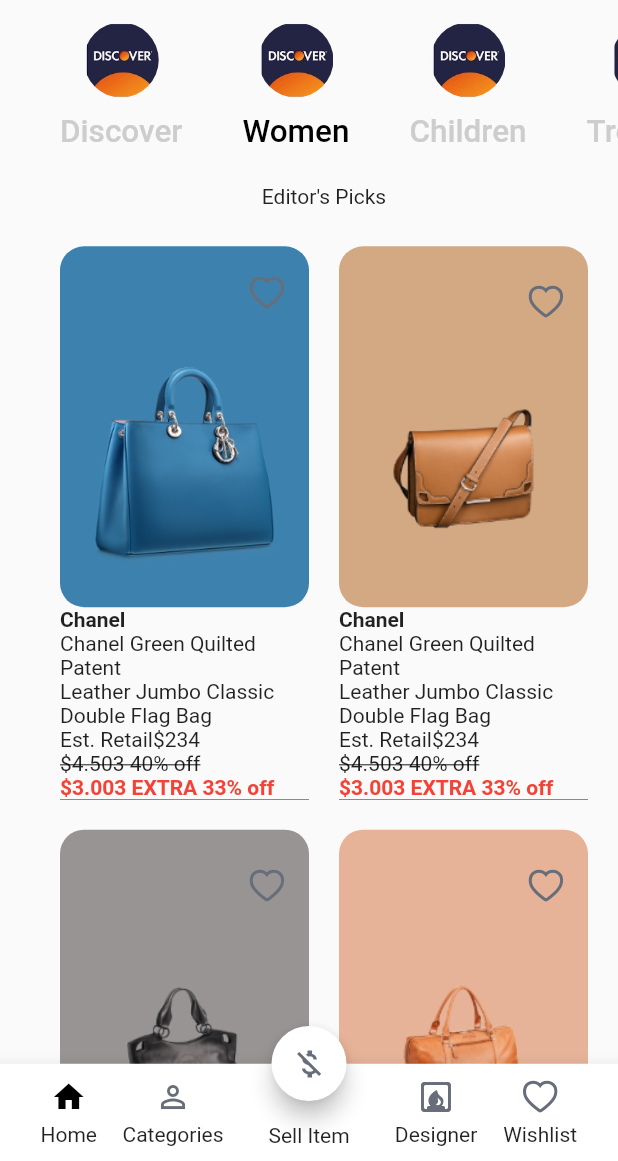
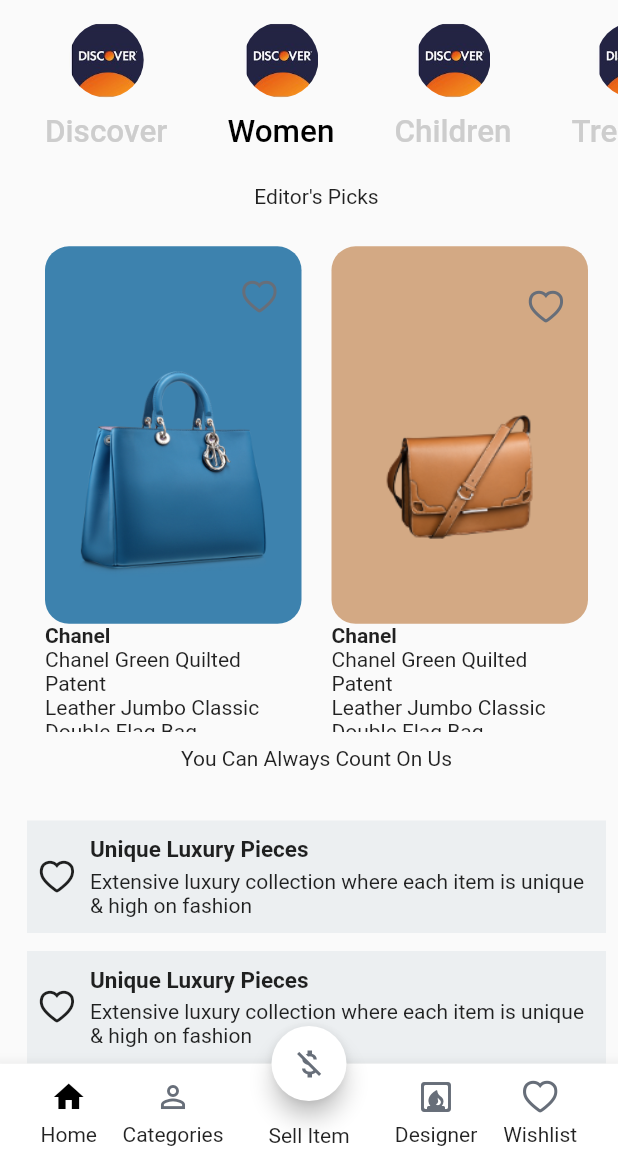
Before and after one commit to phatnguyen1006/Joolux_App__v1, a Flutter app: the screen it shows after launch, tab 2 chosen, on a phone screen of 412 x 824 dp, the part 75-1236 px from its top. Run offline on Flutter 3.47's test engine with Material 2 defaults, Android fonts, the phone set to English and light mode, and no system bars; Roboto replaces fonts that are missing (Playfair Display, Varela).

Commit message:
Khue-latest code

```diff
--- a/lib/UI/HomePage/home_page.dart
+++ b/lib/UI/HomePage/home_page.dart
@@ -18,7 +18,7 @@ class _MyHomePageState extends State<MyHomePage>
       body: Container(
           // decoration: BoxDecoration(color: Colors.black),
           child: ListView(
-            padding: EdgeInsets.only(left: 20.0),
+            padding: EdgeInsets.only(left: 10.0, right: 0.0),
             children: <Widget>[
             HomePageWidgets(),
           ],
@@ -29,3 +29,12 @@ class _MyHomePageState extends State<MyHomePage>
     );
   }
 }
+
+// body: Container(
+// // decoration: BoxDecoration(color: Colors.black),
+// child: ListView(
+// padding: EdgeInsets.only(left: 10.0, right: 0.0),
+// children: <Widget>[
+// HomePageWidgets(),
+// ],
+// )),
--- a/lib/widgets/Home/cookie_detail.dart
+++ b/lib/widgets/Home/components/cookie_detail.dart
@@ -1,5 +1,5 @@
 import 'package:flutter/material.dart';
-import '../Layout/bottom_bar.dart';
+import '../../Layout/bottom_bar.dart';
 
 class CookieDetail extends StatelessWidget {
   final assetPath, cookieprice, cookiename;
--- /dev/null
+++ b/lib/widgets/Home/components/item_card.dart
@@ -0,0 +1,88 @@
+import 'package:flutter/material.dart';
+import 'package:joolux_demo/models/icons/icons.dart';
+import 'package:joolux_demo/models/products/products.dart';
+
+import '../../../constants.dart';
+
+class ItemCard extends StatelessWidget {
+  final Product product;
+  final Function press;
+  const ItemCard({
+    Key? key,
+    required this.product,
+    required this.press
+  }) : super(key: key);
+
+  @override
+  Widget build(BuildContext context) {
+    Size size = MediaQuery.of(context).size;
+    return GestureDetector(
+      onTap: () => press(),
+      child: Column(
+        crossAxisAlignment: CrossAxisAlignment.start,
+        children: [
+          Expanded(
+            child: Container(
+              //padding: const EdgeInsets.all(DefaultPadding),
+              decoration: BoxDecoration(
+                color: product.color,
+                borderRadius: BorderRadius.circular(16),
+              ),
+              child: Column(
+                mainAxisAlignment: MainAxisAlignment.center,
+                crossAxisAlignment: CrossAxisAlignment.center,
+                children: [
+                  Padding(
+                    padding:const EdgeInsets.all(DefaultPadding/5),
+                    child: Row(
+                      mainAxisAlignment: MainAxisAlignment.end,
+                      children: [
+                        IconButton(
+                          icon: Icon(MyIcon.heart),
+                          color: Color(0xFF676E79),
+                          onPressed: () {
+                            print("Clicked");
+                          },
+                        ),
+                      ],
+                    ),
+                  ),
+                  Padding(
+                    padding: const EdgeInsets.all(DefaultPadding),
+                    child: Image.asset(product.image),
+                  ),
+                ],
+              ),
+            ),
+          ),
+          const Text(
+            "Chanel",
+            textAlign: TextAlign.left,
+            style: TextStyle(
+                fontWeight: FontWeight.bold
+            ),
+          ),
+          const Text("Chanel Green Quilted Patent\nLeather Jumbo Classic Double Flag Bag"),
+          Text("Est. Retail\$${product.price}"),
+          const Text(
+            "\$4.503 40% off",
+            style: TextStyle(
+                decoration: TextDecoration.lineThrough
+            ),
+          ),
+          const Text(
+            "\$3.003 EXTRA 33% off",
+            style: TextStyle(
+                fontWeight: FontWeight.bold,
+                color: Colors.red
+            ),
+          ),
+          Container(
+              width: size.width/2,
+              height: 0.3,
+              color:Colors.black),
+        ],
+      ),
+    );
+  }
+}
--- a/lib/widgets/Home/home_page_widgets.dart
+++ b/lib/widgets/Home/home_page_widgets.dart
@@ -1,9 +1,9 @@
 import 'package:flutter/material.dart';
-import 'package:joolux_demo/widgets/components/body.dart';
+import 'tabs_screen/discovery_body.dart';
 
 // Widgets
 import './home_tab_bar.dart';
-import './cookie_page.dart';
+import 'components/cookie_page.dart';
 
 class HomePageWidgets extends StatefulWidget {
   @override
--- /dev/null
+++ b/lib/widgets/Home/tabs_screen/discovery_body.dart
@@ -0,0 +1,241 @@
+import 'package:flutter/cupertino.dart';
+import "package:flutter/material.dart";
+import 'package:flutter/painting.dart';
+import "package:joolux_demo/constants.dart";
+import '../../../models/products/products.dart';
+
+import '../../../models/icons/icons.dart';
+import '../components/item_card.dart';
+import '../../details/details_screen.dart';
+
+class Body extends StatelessWidget {
+  const Body({Key? key}) : super(key: key);
+
+  @override
+  Widget build(BuildContext context) {
+    Size size = MediaQuery.of(context).size;
+    return Column(
+      crossAxisAlignment: CrossAxisAlignment.start,
+      children: [
+        Padding(
+          padding: const EdgeInsets.only(top: DefaultPadding / 2),
+          child: SizedBox(
+            width: size.width,
+            height: size.height * 0.05,
+            child: const Text(
+              "Editor's Picks",
+              textAlign: TextAlign.center,
+            ),
+          ),
+        ),
+        Expanded(
+          child: Padding(
+            padding: const EdgeInsets.symmetric(horizontal: DefaultPadding),
+            child: GridView.builder(
+                itemCount: products.length,
+                gridDelegate: SliverGridDelegateWithFixedCrossAxisCount(
+                  crossAxisCount: 2,
+                  mainAxisSpacing: DefaultPadding,
+                  crossAxisSpacing: DefaultPadding,
+                  childAspectRatio: 0.45,
+                ),
+                itemBuilder: (context, index) => ItemCard(
+                    product: products[index],
+                    press: () => Navigator.push(
+                        context,
+                        MaterialPageRoute(
+                          builder: (context) => DetailsScreen(),
+                        )))),
+          ),
+        ),
+        Padding(
+          padding: const EdgeInsets.only(top: DefaultPadding / 2),
+          child: SizedBox(
+            width: size.width,
+            height: size.height * 0.05,
+            child: const Text(
+              "You Can Always Count On Us",
+              textAlign: TextAlign.center,
+            ),
+          ),
+        ),
+        Column(
+          mainAxisAlignment: MainAxisAlignment.center,
+          crossAxisAlignment: CrossAxisAlignment.center,
+          children: [
+            Padding(
+              padding: EdgeInsets.only(left: 8, top: 8, right: 8, bottom: 4),
+              child: Container(
+                height: 75,
+                width: size.width,
+                color: Color(0xFFECEFF1),
+                child: Row(
+                  children: [
+                    Padding(
+                      padding: const EdgeInsets.only(left: 8.0),
+                      child: Icon(MyIcon.heart),
+                    ),
+                    Expanded(
+                      child: Padding(
+                        padding: const EdgeInsets.all(10.0),
+                        child: Column(
+                          mainAxisAlignment: MainAxisAlignment.center,
+                          crossAxisAlignment: CrossAxisAlignment.start,
+                          children: [
+                            const Text(
+                              "Unique Luxury Pieces",
+                              style: TextStyle(
+                                  fontWeight: FontWeight.bold, fontSize: 15),
+                            ),
+                            Padding(
+                              padding: const EdgeInsets.only(top: 4.0),
+                              child: const Text(
+                                "Extensive luxury collection where each item is unique & high on fashion",
+                              ),
+                            ),
+                          ],
+                        ),
+                      ),
+                    )
+                  ],
+                ),
+              ),
+            ),
+          ],
+        ),
+        Column(
+          mainAxisAlignment: MainAxisAlignment.center,
+          crossAxisAlignment: CrossAxisAlignment.center,
+          children: [
+            Padding(
+              padding: EdgeInsets.only(left: 8, top: 8, right: 8, bottom: 4),
+              child: Container(
+                height: 75,
+                width: size.width,
+                color: Color(0xFFECEFF1),
+                child: Row(
+                  children: [
+                    Padding(
+                      padding: const EdgeInsets.only(left: 8.0),
+                      child: Icon(MyIcon.heart),
+                    ),
+                    Expanded(
+                      child: Padding(
+                        padding: const EdgeInsets.all(10.0),
+                        child: Column(
+                          mainAxisAlignment: MainAxisAlignment.center,
+                          crossAxisAlignment: CrossAxisAlignment.start,
+                          children: [
+                            const Text(
+                              "Unique Luxury Pieces",
+                              style: TextStyle(
+                                  fontWeight: FontWeight.bold, fontSize: 15),
+                            ),
+                            Padding(
+                              padding: const EdgeInsets.only(top: 4.0),
+                              child: const Text(
+                                "Extensive luxury collection where each item is unique & high on fashion",
+                              ),
+                            ),
+                          ],
+                        ),
+                      ),
+                    )
+                  ],
+                ),
+              ),
+            ),
+          ],
+        ),
+        Column(
+          mainAxisAlignment: MainAxisAlignment.center,
+          crossAxisAlignment: CrossAxisAlignment.center,
+          children: [
+            Padding(
+              padding: EdgeInsets.only(left: 8, top: 8, right: 8, bottom: 4),
+              child: Container(
+                height: 75,
+                width: size.width,
+                color: Color(0xFFECEFF1),
+                child: Row(
+                  children: [
+                    Padding(
+                      padding: const EdgeInsets.only(left: 8.0),
+                      child: Icon(MyIcon.heart),
+                    ),
+                    Expanded(
+                      child: Padding(
+                        padding: const EdgeInsets.all(10.0),
+                        child: Column(
+                          mainAxisAlignment: MainAxisAlignment.center,
+                          crossAxisAlignment: CrossAxisAlignment.start,
+                          children: [
+                            const Text(
+                              "Unique Luxury Pieces",
+                              style: TextStyle(
+                                  fontWeight: FontWeight.bold, fontSize: 15),
+                            ),
+                            Padding(
+                              padding: const EdgeInsets.only(top: 4.0),
+                              child: const Text(
+                                "Extensive luxury collection where each item is unique & high on fashion",
+                              ),
+                            ),
+                          ],
+                        ),
+                      ),
+                    )
+                  ],
+                ),
+              ),
+            ),
+          ],
+        ),
+        Column(
+          mainAxisAlignment: MainAxisAlignment.center,
+          crossAxisAlignment: CrossAxisAlignment.center,
+          children: [
+            Padding(
+              padding: EdgeInsets.only(left: 8, top: 8, right: 8, bottom: 4),
+              child: Container(
+                height: 75,
+                width: size.width,
+                color: Color(0xFFECEFF1),
+                child: Row(
+                  children: [
+                    Padding(
+                      padding: const EdgeInsets.only(left: 8.0),
+                      child: Icon(MyIcon.heart),
+                    ),
+                    Expanded(
+                      child: Padding(
+                        padding: const EdgeInsets.all(10.0),
+                        child: Column(
+                          mainAxisAlignment: MainAxisAlignment.center,
+                          crossAxisAlignment: CrossAxisAlignment.start,
+                          children: [
+                            const Text(
+                              "Unique Luxury Pieces",
+                              style: TextStyle(
+                                  fontWeight: FontWeight.bold, fontSize: 15),
+                            ),
+                            Padding(
+                              padding: const EdgeInsets.only(top: 4.0),
+                              child: const Text(
+                                "Extensive luxury collection where each item is unique & high on fashion",
+                              ),
+                            ),
+                          ],
+                        ),
+                      ),
+                    )
+                  ],
+                ),
+              ),
+            ),
+          ],
+        ),
+      ],
+    );
+  }
+}
--- a/lib/widgets/components/body.dart
+++ /dev/null
@@ -1,47 +0,0 @@
-import 'package:flutter/cupertino.dart';
-import "package:flutter/material.dart";
-import 'package:flutter/painting.dart';
-import "package:joolux_demo/constants.dart";
-import "../../../models/products/products.dart";
-import "../../../models/icons/icons.dart";
-import 'item_card.dart';
-
-class Body extends StatelessWidget {
-  const Body({Key? key}) : super(key: key);
-
-  @override
-  Widget build(BuildContext context) {
-    Size size = MediaQuery.of(context).size;
-    return Column(
-      crossAxisAlignment: CrossAxisAlignment.start,
-      children: [
-        Padding(
-          padding: const EdgeInsets.only(top: DefaultPadding/2),
-          child: SizedBox(
-            width: size.width,
-            height: size.height*0.05,
-            child: const Text(
-                "Editor's Picks",
-                textAlign: TextAlign.center,
-            ),
-          ),
-        ),
-        Expanded(
-            child: Padding(
-              padding: const EdgeInsets.symmetric(horizontal: DefaultPadding),
-              child: GridView.builder(
-                  itemCount: products.length,
-                  gridDelegate: SliverGridDelegateWithFixedCrossAxisCount(
-                    crossAxisCount: 2,
-                    mainAxisSpacing: DefaultPadding,
-                    crossAxisSpacing: DefaultPadding,
-                    childAspectRatio: 0.45,
-                  ),
-                  itemBuilder: (context, index) => ItemCard(product: products[index])
-              ),
-            )
-        ),
-      ],
-    );
-  }
-}
--- a/lib/widgets/components/item_card.dart
+++ /dev/null
@@ -1,85 +0,0 @@
-import 'package:flutter/material.dart';
-import 'package:joolux_demo/models/icons/icons.dart';
-import 'package:joolux_demo/models/products/products.dart';
-
-import '../../constants.dart';
-
-class ItemCard extends StatelessWidget {
-  final Product product;
-  //final Function press;
-  const ItemCard({
-    Key? key,
-    required this.product,
-    //required this.press
-  }) : super(key: key);
-
-  @override
-  Widget build(BuildContext context) {
-    Size size = MediaQuery.of(context).size;
-    return Column(
-      crossAxisAlignment: CrossAxisAlignment.start,
-      children: [
-        Expanded(
-          child: Container(
-            //padding: const EdgeInsets.all(DefaultPadding),
-            decoration: BoxDecoration(
-              color: product.color,
-              borderRadius: BorderRadius.circular(16),
-            ),
-            child: Column(
-              mainAxisAlignment: MainAxisAlignment.center,
-              crossAxisAlignment: CrossAxisAlignment.center,
-              children: [
-                Padding(
-                  padding:const EdgeInsets.all(DefaultPadding/5),
-                  child: Row(
-                    mainAxisAlignment: MainAxisAlignment.end,
-                    children: [
-                      IconButton(
-                        icon: Icon(MyIcon.heart),
-                        color: Color(0xFF676E79),
-                        onPressed: () {
-                          print("Clicked");
-                        },
-                      ),
-                    ],
-                  ),
-                ),
-                Padding(
-                  padding: const EdgeInsets.all(DefaultPadding),
-                  child: Image.asset(product.image),
-                ),
-              ],
-            ),
-          ),
-        ),
-        const Text(
-          "Chanel",
-          textAlign: TextAlign.left,
-          style: TextStyle(
-              fontWeight: FontWeight.bold
-          ),
-        ),
-        const Text("Chanel Green Quilted Patent\nLeather Jumbo Classic Double Flag Bag"),
-        Text("Est. Retail\$${product.price}"),
-        const Text(
-          "\$4.503 40% off",
-          style: TextStyle(
-              decoration: TextDecoration.lineThrough
-          ),
-        ),
-        const Text(
-          "\$3.003 EXTRA 33% off",
-          style: TextStyle(
-              fontWeight: FontWeight.bold,
-              color: Colors.red
-          ),
-        ),
-        Container(
-            width: size.width/2,
-            height: 0.3,
-            color:Colors.black),
-      ],
-    );
-  }
-}
--- /dev/null
+++ b/lib/widgets/details/details_screen.dart
@@ -0,0 +1,11 @@
+import 'package:flutter/material.dart';
+
+
+class DetailsScreen extends StatelessWidget {
+  const DetailsScreen({Key? key}) : super(key: key);
+
+  @override
+  Widget build(BuildContext context) {
+    return Container();
+  }
+}
```
Also changed, not shown: lib/widgets/Home/components/cookie_page.dart (renamed from lib/widgets/Home/cookie_page.dart).
